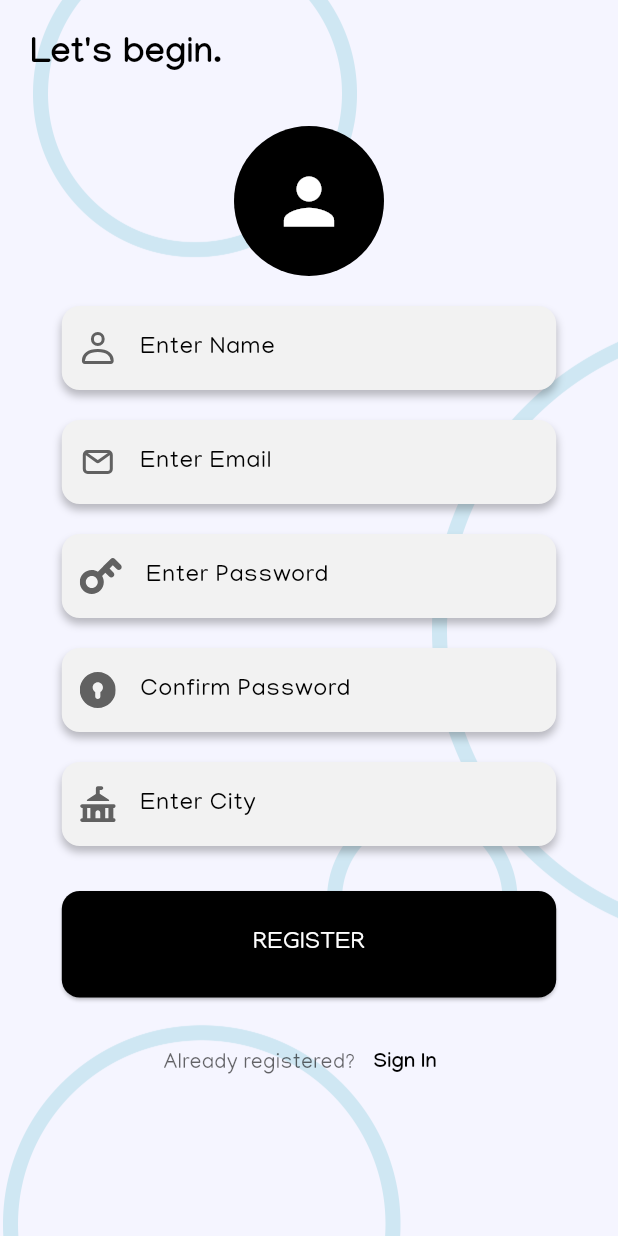
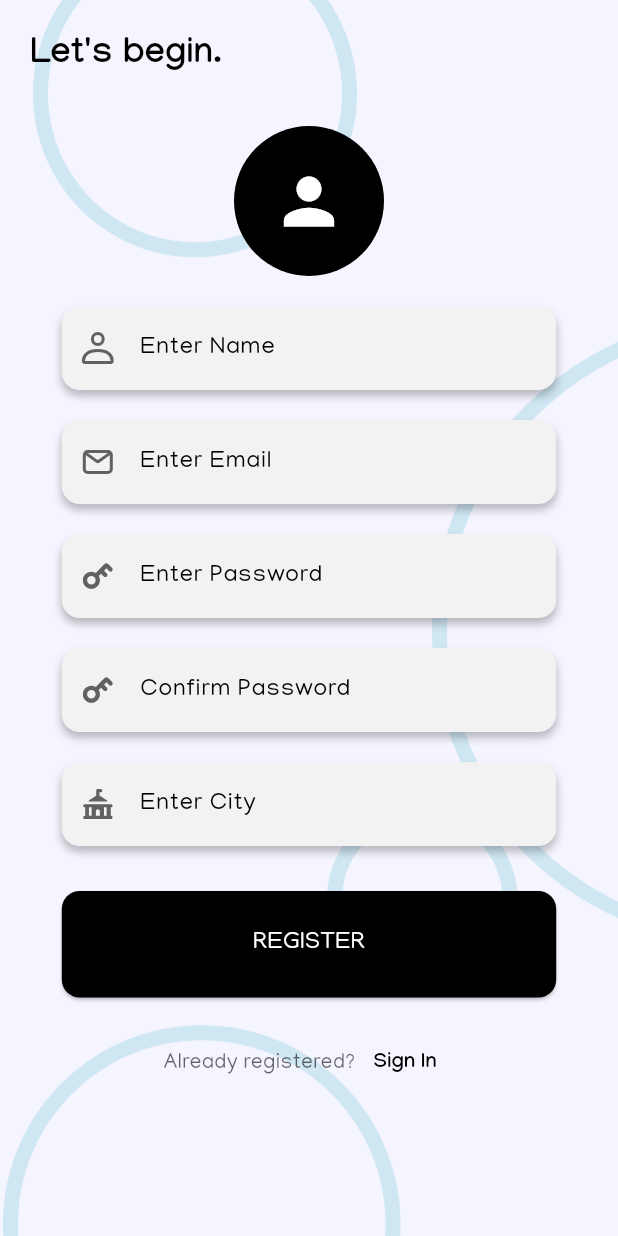
Before and after one commit to adwaidhp/de_talks, a Flutter app: the screen it shows after launch, after a tap on "Get Started", on a phone screen of 412 x 824 dp. Run offline on Flutter 3.47's test engine with Material 3 defaults, Android fonts, the phone set to English and light mode, and no system bars; our stand-ins replace cloud_firestore, firebase_auth, firebase_core, flutter_dotenv, flutter_svg, google_nav_bar; accounts and stored records are empty.

Commit message:
fixed welcome

```diff
--- a/lib/pages/loginPage.dart
+++ b/lib/pages/loginPage.dart
@@ -137,7 +137,7 @@ class _LoginPageState extends State<LoginPage> {
                           _buildInputField(
                             hintText: "Enter Email",
                             controller: emailController,
-                            icon: 'assets/icons/email.svg',
+                            icon: 'assets/icons/Email.svg',
                             keyboardType: TextInputType.emailAddress,
                           ),
                           const SizedBox(height: 20),
@@ -254,6 +254,9 @@ class _LoginPageState extends State<LoginPage> {
     Widget? suffixIcon,
     TextInputType? keyboardType,
   }) {
+    // Define size based on icon type
+    final double iconSize = icon == 'assets/icons/Key.svg' ? 20 : 24;
+
     return Center(
       child: SizedBox(
         width: MediaQuery.of(context).size.width * 0.8,
@@ -286,6 +289,8 @@ class _LoginPageState extends State<LoginPage> {
                   AppColors.black.withOpacity(0.6),
                   BlendMode.srcIn,
                 ),
+                width: iconSize,
+                height: iconSize,
               ),
             ),
             suffixIcon: suffixIcon,
--- a/lib/pages/register_screen.dart
+++ b/lib/pages/register_screen.dart
@@ -168,7 +168,7 @@ class _RegisterScreenState extends State<RegisterScreen> {
                         _buildInputField(
                           hintText: "Confirm Password",
                           controller: confirmPasswordController,
-                          icon: 'assets/icons/keyhole.svg',
+                          icon: 'assets/icons/Key.svg',
                           obscureText: true,
                           validator: (value) {
                             if (value == null || value.isEmpty) {
@@ -281,6 +281,16 @@ class _RegisterScreenState extends State<RegisterScreen> {
     bool obscureText = false,
     required String? Function(String?) validator,
   }) {
+    // Define padding and size based on icon type
+    final double iconPadding =
+        (icon == 'assets/icons/Key.svg' || icon == 'assets/icons/city.svg')
+            ? 14
+            : 12;
+    final double iconSize =
+        (icon == 'assets/icons/Key.svg' || icon == 'assets/icons/city.svg')
+            ? 20
+            : 24;
+
     return Center(
       child: SizedBox(
         width: MediaQuery.of(context).size.width * 0.8,
@@ -305,13 +315,15 @@ class _RegisterScreenState extends State<RegisterScreen> {
               filled: true,
               fillColor: AppColors.grey,
               prefixIcon: Padding(
-                padding: const EdgeInsets.all(12),
+                padding: EdgeInsets.all(iconPadding),
                 child: SvgPicture.asset(
                   icon,
                   colorFilter: ColorFilter.mode(
                     AppColors.black.withOpacity(0.6),
                     BlendMode.srcIn,
                   ),
+                  width: iconSize,
+                  height: iconSize,
                 ),
               ),
               border: OutlineInputBorder(
--- a/lib/pages/welcome_screen.dart
+++ b/lib/pages/welcome_screen.dart
@@ -79,10 +79,10 @@ class _WelcomePageState extends State<WelcomePage> {
                 curve: Curves.easeInOut,
                 padding: const EdgeInsets.symmetric(vertical: 24),
                 transform: Matrix4.identity()
-                  ..translate(200.0, 100.0)
+                  ..translate(190.0, 100.0)
                   ..rotateZ(_isLoaded ? 0 : -(45 * 3.14159) / 180)
                   ..scale(_isLoaded ? 1.0 : 0.6)
-                  ..translate(-205.0, -100.0),
+                  ..translate(-190.0, -100.0),
                 child: Image.asset(
                   'assets/images/logo.png',
                   width: 400,
```
Also changed, not shown: assets/images/Login.png.
